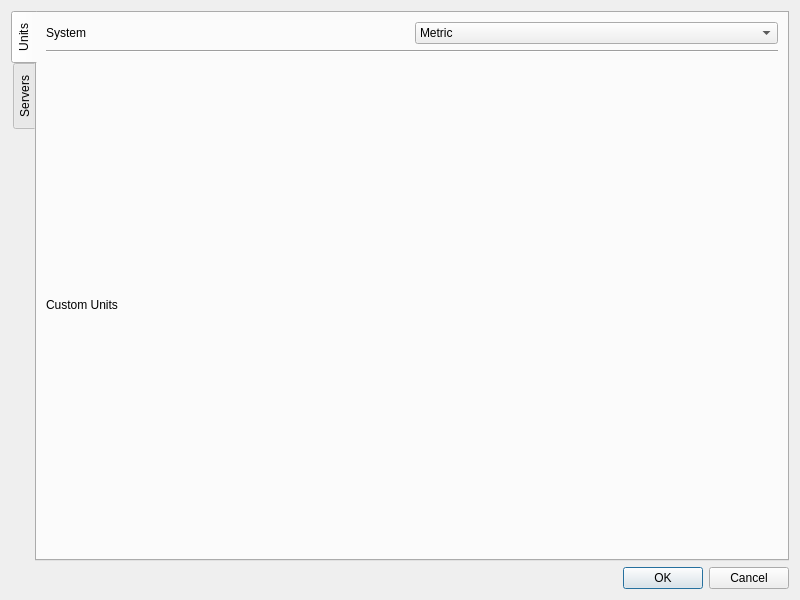
Old version of the form activate/resources/ui/settings.ui in the repository TomFryers/activate.
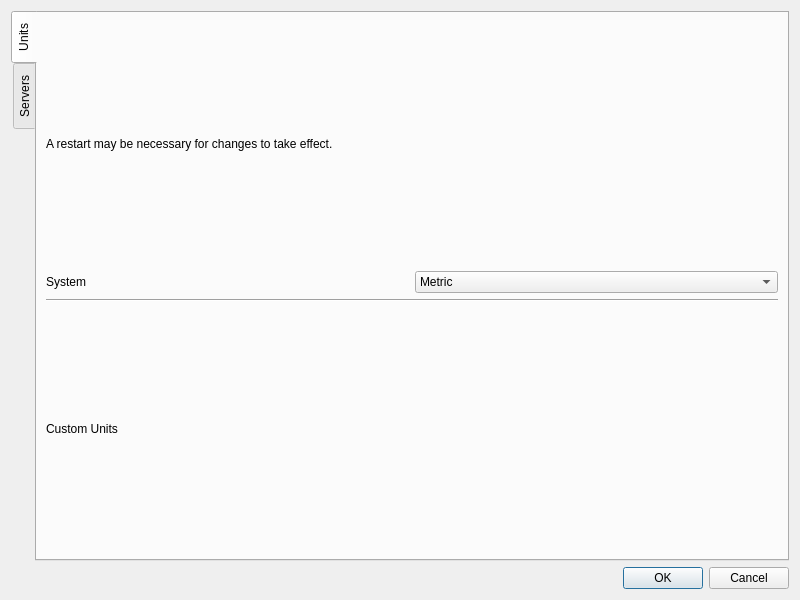
New version of the form. Custom widgets are drawn as their Qt base class.

Commit message: Add note about restarting for settings.

```diff
--- a/activate/resources/ui/settings.ui
+++ b/activate/resources/ui/settings.ui
@@ -27,6 +27,13 @@
        <string>Units</string>
       </attribute>
       <layout class="QVBoxLayout" name="units_tab_layout">
+       <item>
+        <widget class="QLabel" name="restart_note_label">
+         <property name="text">
+          <string>A restart may be necessary for changes to take effect.</string>
+         </property>
+        </widget>
+       </item>
        <item>
         <layout class="QHBoxLayout" name="unit_system_layout">
          <item>
```
